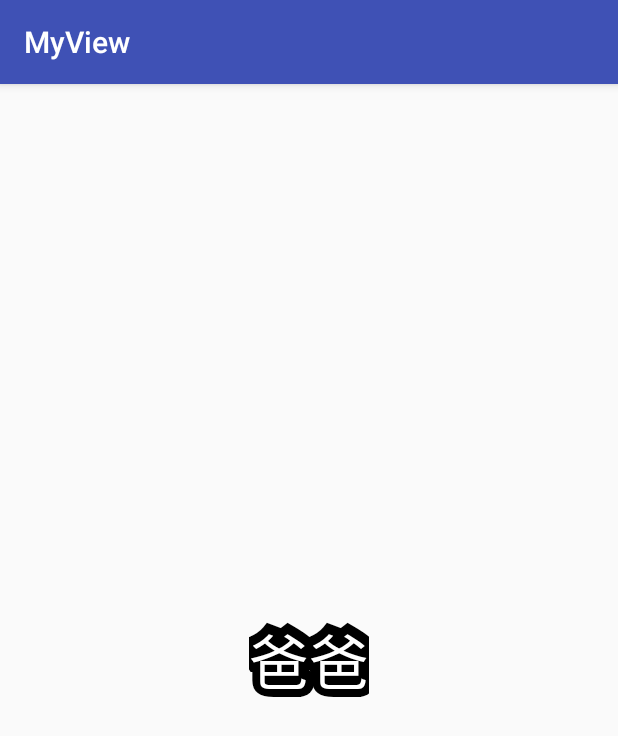
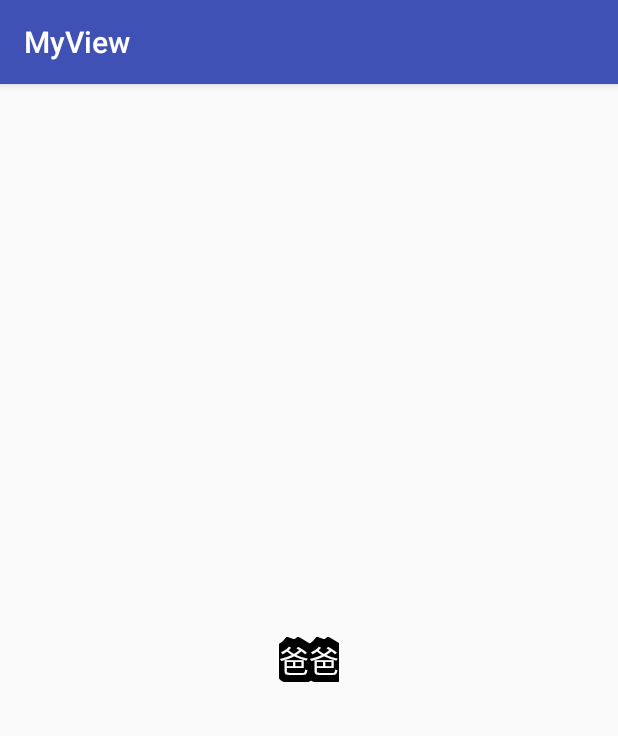
Before and after one commit to Kevin005/MyView, an Android app: the screen it shows after launch (MainActivity), on a phone screen of 412 x 824 dp. Shown: the top 736 px of the screen. Run offline under Robolectric (Android 15) with nearby library versions, the phone set to English and light mode, and no system bars; Roboto replaces fonts that are not available here; 1 statement that could not run was skipped.

Commit message:
fix StrokeTextview

```diff
--- a/app/src/main/java/com/view/kevin/myview/activity/view/StrokeTextView.java
+++ b/app/src/main/java/com/view/kevin/myview/activity/view/StrokeTextView.java
@@ -18,11 +18,10 @@ import java.lang.reflect.Field;
  */
 
 public class StrokeTextView extends TextView {
+    private TextPaint mTextPaint;
 
-    private TextPaint mTextPaint;
     private int mInnerColor;
     private int mOuterColor;
-
     public StrokeTextView(Context context, int outerColor, int innnerColor) {
         super(context);
         mTextPaint = this.getPaint();
@@ -34,10 +33,10 @@ public class StrokeTextView extends TextView {
         super(context, attrs);
         mTextPaint = this.getPaint();
         //获取自定义的XML属性名称
-        TypedArray typeArry = context.obtainStyledAttributes(attrs, R.styleable.StrokeFactoryTextView);
+        TypedArray typeArry = context.obtainStyledAttributes(attrs, R.styleable.StrokeTextFactoryView);
         //获取对应的属性值
-        this.mInnerColor = typeArry.getColor(R.styleable.StrokeFactoryTextView_innnerColor, 0xffffff);
-        this.mOuterColor = typeArry.getColor(R.styleable.StrokeFactoryTextView_outerColor, 0xffffff);
+        this.mInnerColor = typeArry.getColor(R.styleable.StrokeTextFactoryView_innnerColor, 0xffffff);
+        this.mOuterColor = typeArry.getColor(R.styleable.StrokeTextFactoryView_outerColor, 0xffffff);
         initText(attrs, context);
     }
 
@@ -58,7 +57,7 @@ public class StrokeTextView extends TextView {
             mTextPaint.setStrokeWidth(16); // 描边宽度
             mTextPaint.setStyle(Paint.Style.FILL_AND_STROKE); // 描边种类
             mTextPaint.setFakeBoldText(true); // 外层text采用粗体
-            mTextPaint.setShadowLayer(1, 0, 0, 0); // 字体的阴影效果
+            mTextPaint.setShadowLayer(0, 0, 0, 0); // 字体的阴影效果
             super.onDraw(canvas);
 
             // 描内层，恢复原先的画笔
@@ -95,7 +94,7 @@ public class StrokeTextView extends TextView {
 
     private void initText(AttributeSet attrs, Context context) {
         if (attrs != null) {
-            Typeface mtf = Typeface.createFromAsset(context.getAssets(), "fonts/power_black.otf");//TODO 需要优化
+            Typeface mtf = Typeface.createFromAsset(context.getAssets(), "fonts/power_black.otf");
             setTypeface(mtf);
         }
     }
--- a/app/src/main/res/layout/activity_main.xml
+++ b/app/src/main/res/layout/activity_main.xml
@@ -8,10 +8,11 @@
     android:orientation="vertical">
 
     <com.view.kevin.myview.activity.view.StrokeTextView
+        android:id="@+id/tex_name"
         android:layout_width="wrap_content"
         android:layout_height="wrap_content"
         android:text="爸爸"
-        android:textSize="40sp"
+        android:textSize="20sp"
         app:innnerColor="@color/white"
         app:outerColor="@color/black" />
 </LinearLayout>
--- a/app/src/main/res/values/attrs.xml.xml
+++ b/app/src/main/res/values/attrs.xml.xml
@@ -1,8 +1,13 @@
 <?xml version="1.0" encoding="utf-8"?>
 <resources>
     <!-- 自定义控件的名称 -->
-    <declare-styleable name="StrokeFactoryTextView">
-        <!-- 自定义的属性名称 和对应的单位 -->
+    <!--<declare-styleable name="StrokeFactoryTextView">-->
+        <!--&lt;!&ndash; 自定义的属性名称 和对应的单位 &ndash;&gt;-->
+        <!--<attr name="outerColor" format="color|reference" />-->
+        <!--<attr name="innnerColor" format="color|reference" />-->
+    <!--</declare-styleable>-->
+
+    <declare-styleable name="StrokeTextFactoryView">
         <attr name="outerColor" format="color|reference" />
         <attr name="innnerColor" format="color|reference" />
     </declare-styleable>
```
